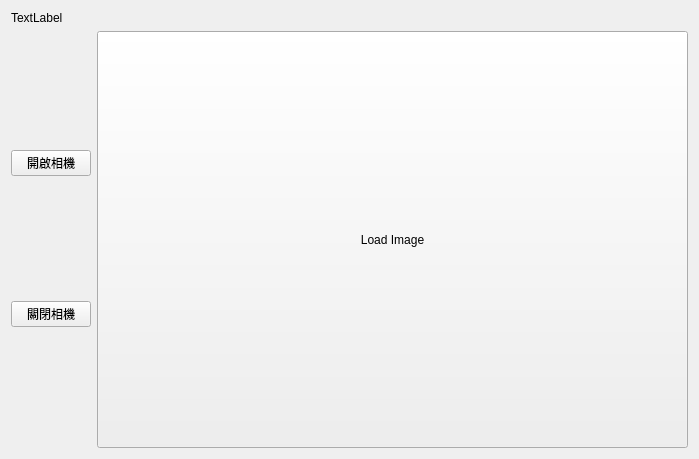
Qt form widget.ui (HsuHsiaoHsuan/FlySDK_Qt_OpenCV) before a commit.
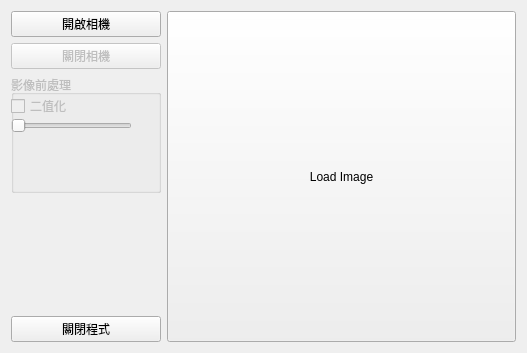
The same form after that commit.

Commit message: [2016/04/28]     1. binary effect ok.

Patch:
```diff
--- a/widget.ui
+++ b/widget.ui
@@ -6,8 +6,8 @@
    <rect>
     <x>0</x>
     <y>0</y>
-    <width>699</width>
-    <height>459</height>
+    <width>527</width>
+    <height>353</height>
    </rect>
   </property>
   <property name="windowTitle">
@@ -15,16 +15,21 @@
   </property>
   <layout class="QGridLayout" name="gridLayout">
    <item row="0" column="0">
-    <widget class="QLabel" name="label">
-     <property name="text">
-      <string>TextLabel</string>
-     </property>
-    </widget>
-   </item>
-   <item row="1" column="0">
     <layout class="QVBoxLayout" name="verticalLayout">
      <item>
       <widget class="QPushButton" name="pushButton_open_cam">
+       <property name="sizePolicy">
+        <sizepolicy hsizetype="Minimum" vsizetype="Fixed">
+         <horstretch>0</horstretch>
+         <verstretch>0</verstretch>
+        </sizepolicy>
+       </property>
+       <property name="minimumSize">
+        <size>
+         <width>0</width>
+         <height>0</height>
+        </size>
+       </property>
        <property name="locale">
         <locale language="Chinese" country="Taiwan"/>
        </property>
@@ -35,14 +40,107 @@
      </item>
      <item>
       <widget class="QPushButton" name="pushButton_close_cam">
+       <property name="enabled">
+        <bool>false</bool>
+       </property>
        <property name="text">
         <string>關閉相機</string>
        </property>
       </widget>
      </item>
+     <item>
+      <widget class="QGroupBox" name="groupBox">
+       <property name="enabled">
+        <bool>false</bool>
+       </property>
+       <property name="sizePolicy">
+        <sizepolicy hsizetype="Minimum" vsizetype="MinimumExpanding">
+         <horstretch>0</horstretch>
+         <verstretch>0</verstretch>
+        </sizepolicy>
+       </property>
+       <property name="minimumSize">
+        <size>
+         <width>150</width>
+         <height>0</height>
+        </size>
+       </property>
+       <property name="locale">
+        <locale language="Chinese" country="Taiwan"/>
+       </property>
+       <property name="title">
+        <string>影像前處理</string>
+       </property>
+       <widget class="QCheckBox" name="checkBox_binary">
+        <property name="geometry">
+         <rect>
+          <x>0</x>
+          <y>20</y>
+          <width>86</width>
+          <height>22</height>
+         </rect>
+        </property>
+        <property name="text">
+         <string>二值化</string>
+        </property>
+       </widget>
+       <widget class="QSlider" name="horizontalSlider_binary">
+        <property name="geometry">
+         <rect>
+          <x>0</x>
+          <y>40</y>
+          <width>121</width>
+          <height>21</height>
+         </rect>
+        </property>
+        <property name="minimum">
+         <number>1</number>
+        </property>
+        <property name="maximum">
+         <number>300</number>
+        </property>
+        <property name="orientation">
+         <enum>Qt::Horizontal</enum>
+        </property>
+       </widget>
+       <widget class="QLabel" name="label_binaryValue">
+        <property name="geometry">
+         <rect>
+          <x>120</x>
+          <y>40</y>
+          <width>21</width>
+          <height>21</height>
+         </rect>
+        </property>
+        <property name="text">
+         <string/>
+        </property>
+       </widget>
+      </widget>
+     </item>
+     <item>
+      <spacer name="verticalSpacer">
+       <property name="orientation">
+        <enum>Qt::Vertical</enum>
+       </property>
+       <property name="sizeHint" stdset="0">
+        <size>
+         <width>20</width>
+         <height>40</height>
+        </size>
+       </property>
+      </spacer>
+     </item>
+     <item>
+      <widget class="QPushButton" name="pushButton_close_app">
+       <property name="text">
+        <string>關閉程式</string>
+       </property>
+      </widget>
+     </item>
     </layout>
    </item>
-   <item row="1" column="1">
+   <item row="0" column="1">
     <widget class="QToolButton" name="toolButton">
      <property name="sizePolicy">
       <sizepolicy hsizetype="Expanding" vsizetype="Expanding">
```
Left out of the diff: 21 changed lines with no effect on the pictures. The commit also changes 5 other files.
